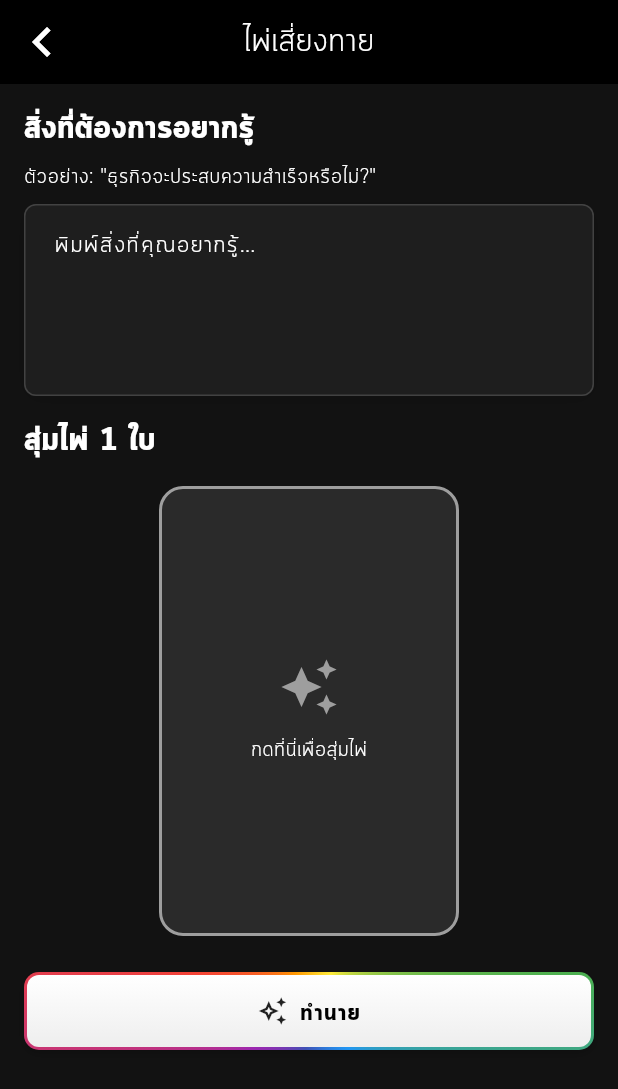
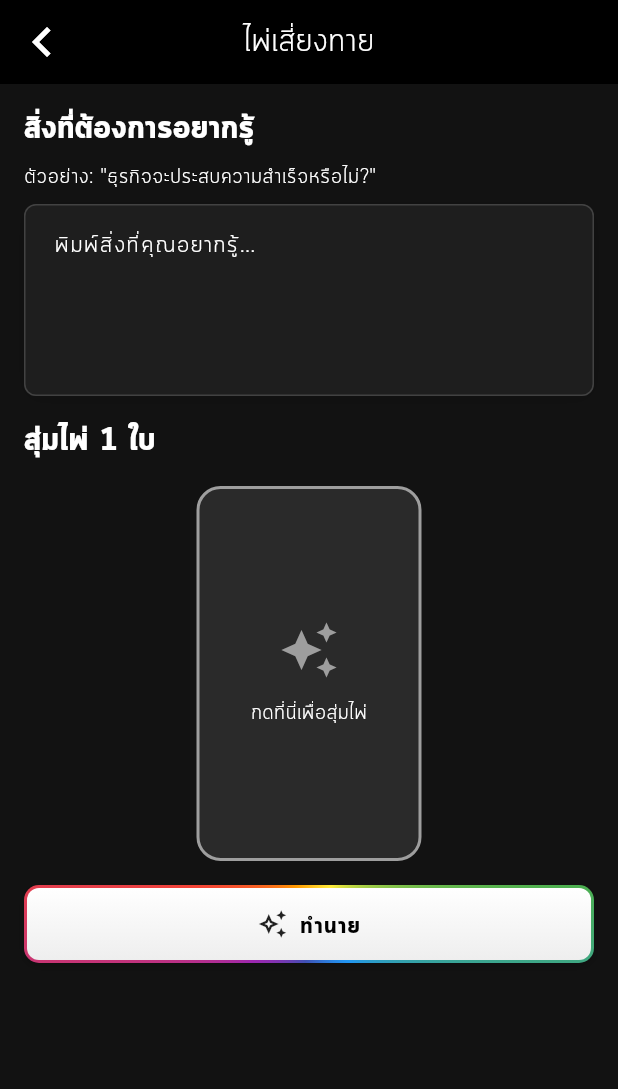
Before and after one commit to nopparatma/flutter_vynthra, a Flutter app: the screen it shows after launch, after a tap on "ไพ่เสี่ยงทาย", on a phone screen of 412 x 824 dp. Shown: the top 1089 px of the screen. Run offline on Flutter 3.47's test engine with Material 3 defaults, Android fonts, the phone set to English and light mode, and no system bars; our stand-ins replace expandable, flutter_expandable_fab, flutter_sticky_header, flutter_widget_from_html_core, get, google_generative_ai and 2 more; missing offline and left inert: mongo_dart.

Commit message:
no message

```diff
--- a/lib/modules/card_fortune/card_fortune.dart
+++ b/lib/modules/card_fortune/card_fortune.dart
@@ -173,8 +173,8 @@ class _CardFortunePageState extends State<CardFortunePage> with TickerProviderSt
                           child: GestureDetector(
                             onTap: isAnimating ? null : _randomizeCard,
                             child: Container(
-                              width: 200,
-                              height: 300,
+                              width: 150,
+                              height: 250,
                               decoration: BoxDecoration(
                                 color: isAnimating || selectedCard != null ? null : Colors.white.withOpacity(0.1),
                                 borderRadius: BorderRadius.circular(16),
@@ -211,7 +211,7 @@ class _CardFortunePageState extends State<CardFortunePage> with TickerProviderSt
                         ],
                       ],
                     ),
-                    const SizedBox(height: 24),
+                    const SizedBox(height: 16),
                     RainbowBorderButton(
                       title: 'ทำนาย',
                       icon: Icons.auto_awesome_outlined,
--- a/pubspec.yaml
+++ b/pubspec.yaml
@@ -3,7 +3,7 @@ description: "A new Flutter project."
 
 publish_to: 'none'
 
-version: 1.0.15
+version: 1.0.17
 
 environment:
   sdk: ^3.5.4
```
